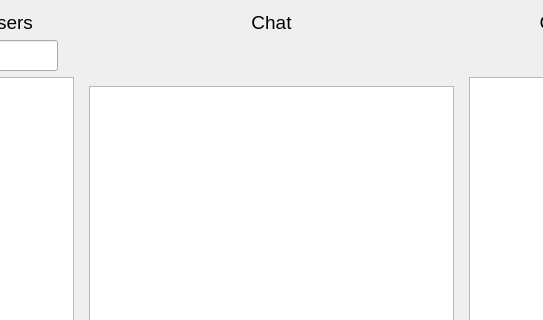
Before: the Qt Designer form Server/server.ui in LesterEvSe/Messenger-Server, drawn with Qt 5; both pictures show x 129 to 672 and y 0 to 320 of the 800 by 600 pixel window.
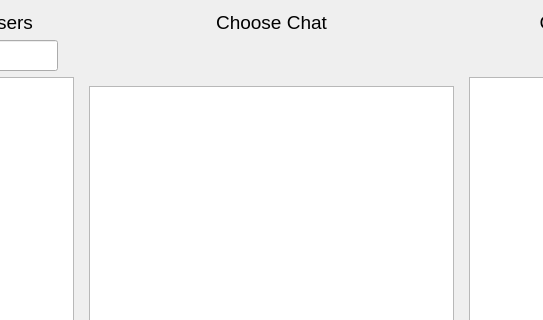
After: the same form once the commit is applied.

What changed in the file:
```diff
--- a/Server/server.ui
+++ b/Server/server.ui
@@ -46,7 +46,7 @@
         </sizepolicy>
        </property>
        <property name="text">
-        <string>Chat</string>
+        <string>Choose Chat</string>
        </property>
        <property name="alignment">
         <set>Qt::AlignCenter</set>
```
